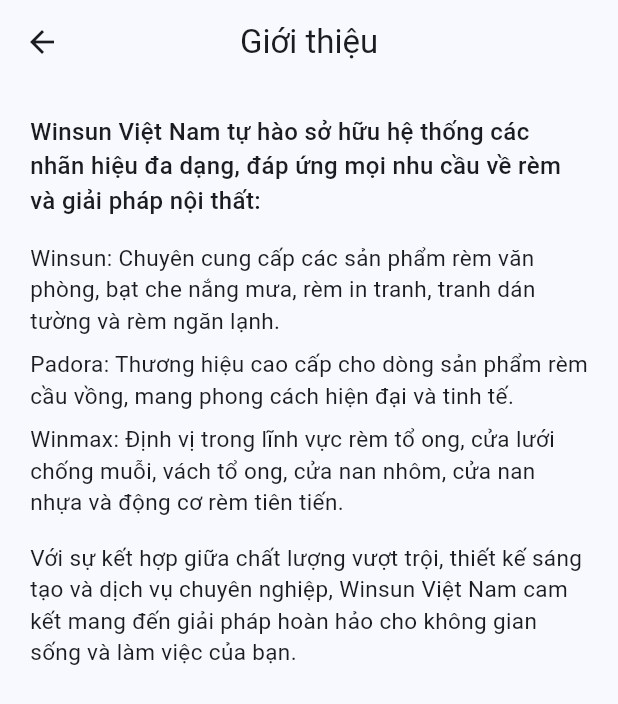
After one commit to khanhzic/FlutterLogin, a Flutter app: the AboutPage screen opened directly, on a phone screen of 412 x 824 dp. The commit adds this screen. Shown: the top 704 px of the screen. Run offline on Flutter 3.47's test engine with Material 3 defaults, Android fonts, the phone set to English and light mode, and no system bars; our stand-ins replace equatable, flutter_bloc, flutter_svg, image_picker, permission_handler, shared_preferences; missing offline and left inert: qr_code_scanner_plus; accounts and stored records are empty.

Commit message:
add aboutpage

```diff
--- /dev/null
+++ b/lib/pages/about_page.dart
@@ -0,0 +1,49 @@
+import 'package:flutter/material.dart';
+
+class AboutPage extends StatelessWidget {
+  const AboutPage({super.key});
+
+  @override
+  Widget build(BuildContext context) {
+    return Scaffold(
+      appBar: AppBar(
+        title: const Text('Giới thiệu'),
+        centerTitle: true,
+      ),
+      body: Padding(
+        padding: const EdgeInsets.all(20.0),
+        child: SingleChildScrollView(
+          child: Column(
+            crossAxisAlignment: CrossAxisAlignment.start,
+            children: const [
+              Text(
+                'Winsun Việt Nam tự hào sở hữu hệ thống các nhãn hiệu đa dạng, đáp ứng mọi nhu cầu về rèm và giải pháp nội thất:',
+                style: TextStyle(fontSize: 16, fontWeight: FontWeight.w500),
+              ),
+              SizedBox(height: 16),
+              Text(
+                'Winsun: Chuyên cung cấp các sản phẩm rèm văn phòng, bạt che nắng mưa, rèm in tranh, tranh dán tường và rèm ngăn lạnh.',
+                style: TextStyle(fontSize: 15),
+              ),
+              SizedBox(height: 8),
+              Text(
+                'Padora: Thương hiệu cao cấp cho dòng sản phẩm rèm cầu vồng, mang phong cách hiện đại và tinh tế.',
+                style: TextStyle(fontSize: 15),
+              ),
+              SizedBox(height: 8),
+              Text(
+                'Winmax: Định vị trong lĩnh vực rèm tổ ong, cửa lưới chống muỗi, vách tổ ong, cửa nan nhôm, cửa nan nhựa và động cơ rèm tiên tiến.',
+                style: TextStyle(fontSize: 15),
+              ),
+              SizedBox(height: 16),
+              Text(
+                'Với sự kết hợp giữa chất lượng vượt trội, thiết kế sáng tạo và dịch vụ chuyên nghiệp, Winsun Việt Nam cam kết mang đến giải pháp hoàn hảo cho không gian sống và làm việc của bạn.',
+                style: TextStyle(fontSize: 15),
+              ),
+            ],
+          ),
+        ),
+      ),
+    );
+  }
+}
```
Also changed, not shown: lib/pages/home_page.dart (+12 -0 lines), lib/pages/my_profile.dart (+12 -0 lines), lib/pages/process_detail_page.dart (+46 -42 lines), assets/icons/processing.gif (added), assets/icons/progress.gif (deleted).
